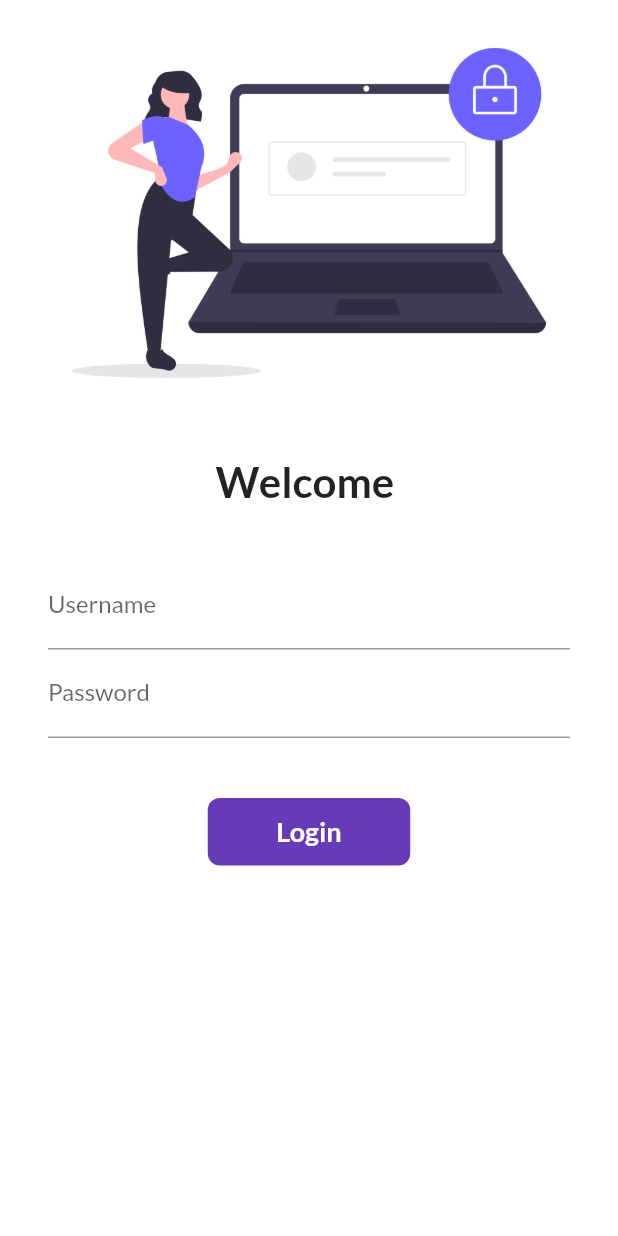
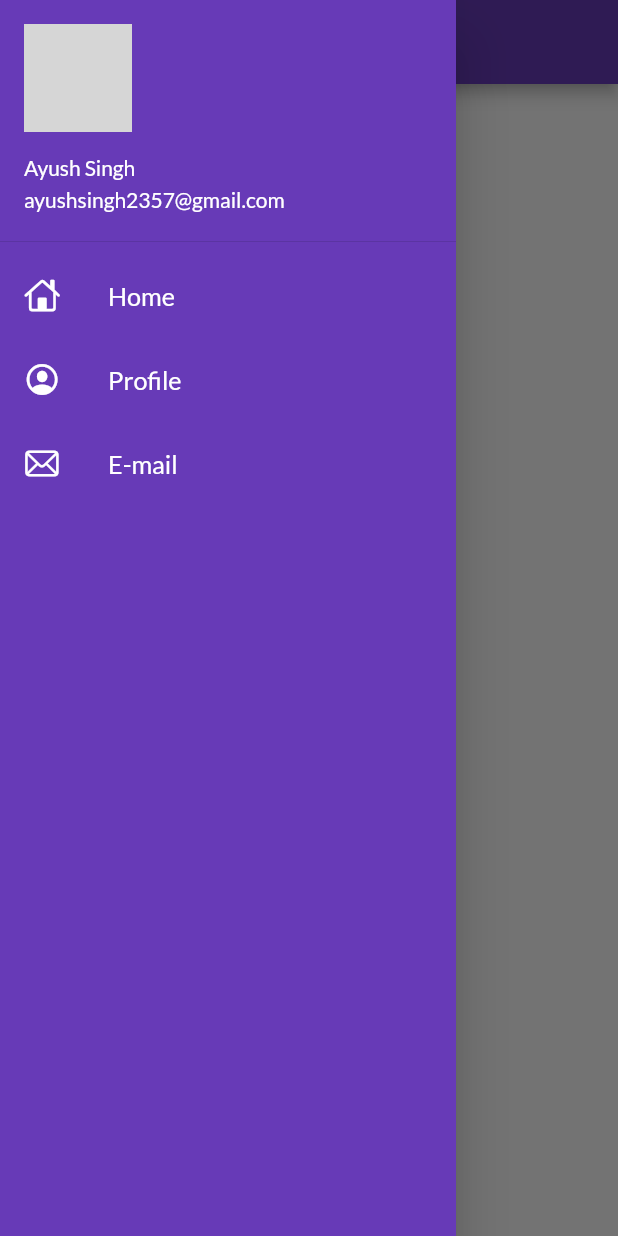
Before and after one commit to ayushsingh2357/flutterlearningyoutube, a Flutter app: the screen it shows after launch, with the side drawer open (before the commit the screen has no drawer), on a phone screen of 412 x 824 dp. Run offline on Flutter 3.47's test engine with Material 2 defaults, Android fonts, the phone set to English and light mode, and no system bars; our stand-ins replace google_fonts; network calls fail; grey boxes are pictures that could not be loaded.

Commit message:
day9 completed

```diff
--- a/lib/main.dart
+++ b/lib/main.dart
@@ -17,8 +17,9 @@ class MyApp extends StatelessWidget {
         primarySwatch: Colors.deepPurple,
         fontFamily: GoogleFonts.lato().fontFamily,
       ),
+      debugShowCheckedModeBanner: false,
       routes: {
-        "/": (context) => Loginpage(),
+        "/": (context) => Homepage(),
         Myroutes.homeroute: (context) => Homepage(),
         Myroutes.loginroute: (context) => Loginpage(),
       },
--- a/lib/pages/home_page.dart
+++ b/lib/pages/home_page.dart
@@ -1,4 +1,5 @@
 import 'package:flutter/material.dart';
+import 'package:flutter_application_1/widgets/drawer.dart';
 
 class Homepage extends StatelessWidget {
   final int days = 30;
@@ -13,7 +14,7 @@ class Homepage extends StatelessWidget {
           child: Text("Welcome to $days days of flutter"),
         ),
       ),
-      drawer: Drawer(),
+      drawer: MyDrawer(),
     );
   }
 }
--- /dev/null
+++ b/lib/widgets/drawer.dart
@@ -0,0 +1,67 @@
+import 'package:flutter/cupertino.dart';
+import 'package:flutter/material.dart';
+
+class MyDrawer extends StatelessWidget {
+  @override
+  final imageurl =
+      "https://media-exp1.licdn.com/dms/image/C5603AQE9BPh6rRMFxg/profile-displayphoto-shrink_200_200/0/1568110316330?e=1649289600&v=beta&t=71FbQij48HNtpdSJgSWDthzASF-TS0yzQgU8yC-MPRw";
+  Widget build(BuildContext context) {
+    return Drawer(
+        child: Container(
+      color: Colors.deepPurple,
+      child: ListView(
+        children: [
+          DrawerHeader(
+              padding: EdgeInsets.zero,
+              child: UserAccountsDrawerHeader(
+                accountName: Text("Ayush Singh"),
+                accountEmail: Text("ayushsingh2357@gmail.com"),
+                margin: EdgeInsets.zero,
+                currentAccountPicture: CircleAvatar(
+                  backgroundImage: NetworkImage(imageurl),
+                ),
+              )),
+          ListTile(
+            leading: Icon(
+              CupertinoIcons.home,
+              color: Colors.white,
+            ),
+            title: Text(
+              "Home",
+              textScaleFactor: 1.2,
+              style: TextStyle(
+                color: Colors.white,
+              ),
+            ),
+          ),
+          ListTile(
+            leading: Icon(
+              CupertinoIcons.profile_circled,
+              color: Colors.white,
+            ),
+            title: Text(
+              "Profile",
+              textScaleFactor: 1.2,
+              style: TextStyle(
+                color: Colors.white,
+              ),
+            ),
+          ),
+          ListTile(
+            leading: Icon(
+              CupertinoIcons.mail,
+              color: Colors.white,
+            ),
+            title: Text(
+              "E-mail",
+              textScaleFactor: 1.2,
+              style: TextStyle(
+                color: Colors.white,
+              ),
+            ),
+          ),
+        ],
+      ),
+    ));
+  }
+}
```
